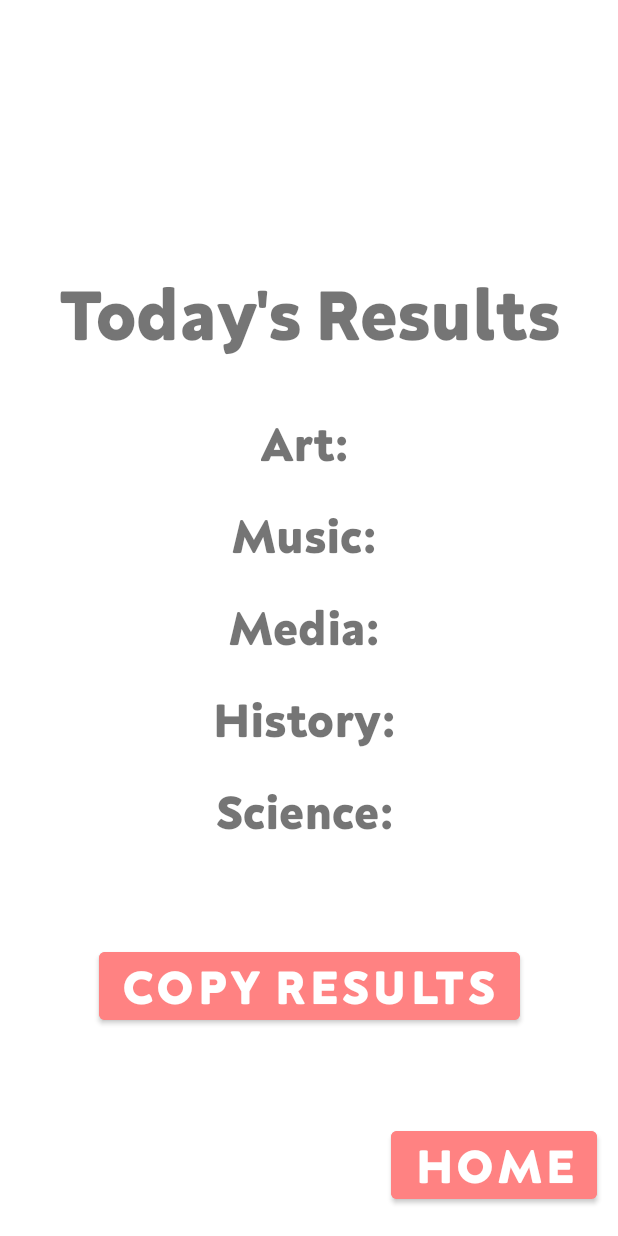
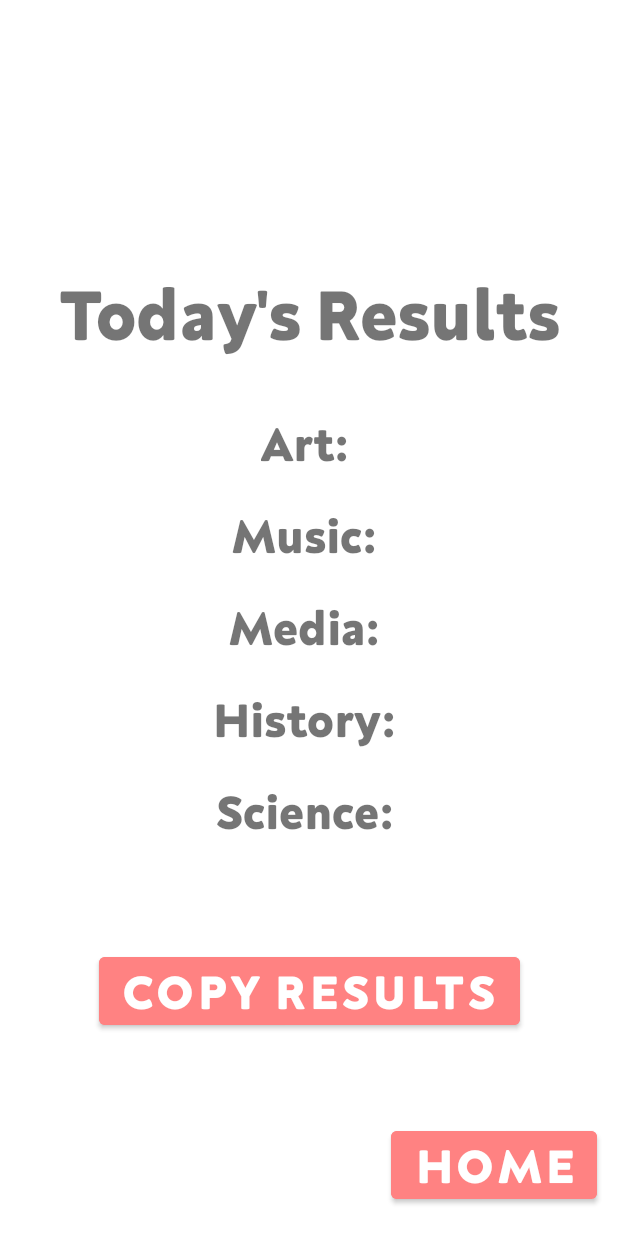
Before and after one commit to trendywalnut/SourSalesman, an Android app: the layout activity_results.xml on its own in the app's theme, with its tools: preview values and no code run, on a phone screen of 412 x 824 dp. Run offline under Robolectric (Android 15) with nearby library versions, the phone set to English and light mode, and no system bars.

Commit message:
adjusted some more constraints stuff

```diff
--- a/QuizApp/app/src/main/res/layout/activity_question1.xml
+++ b/QuizApp/app/src/main/res/layout/activity_question1.xml
@@ -44,16 +44,16 @@
         android:layout_width="364dp"
         android:layout_height="wrap_content"
         android:layout_marginStart="1dp"
+        android:contentDescription="Question text"
         android:fontFamily="@font/neufreit_extrabold"
         android:text="Who painted the Mona Lisa? "
         android:textSize="28sp"
         app:layout_constraintBottom_toTopOf="@+id/guideline3"
         app:layout_constraintEnd_toEndOf="parent"
-        app:layout_constraintHorizontal_bias="0.225"
+        app:layout_constraintHorizontal_bias="0.0"
         app:layout_constraintStart_toStartOf="@+id/guideline9"
         app:layout_constraintTop_toTopOf="@+id/guideline0"
-        app:layout_constraintVertical_bias="0.101"
-        android:contentDescription="Question text"/>
+        app:layout_constraintVertical_bias="0.101" />
 
     <Button
         android:id="@+id/next_button"
--- a/QuizApp/app/src/main/res/layout/activity_results.xml
+++ b/QuizApp/app/src/main/res/layout/activity_results.xml
@@ -35,32 +35,33 @@
         android:id="@+id/homeButton"
         android:layout_width="wrap_content"
         android:layout_height="wrap_content"
+        android:backgroundTint="#FF8282"
+        android:contentDescription="Home Button"
         android:fontFamily="@font/neufreit_extrabold"
         android:text="Home"
         android:textSize="32dp"
-        android:backgroundTint="#FF8282"
         app:layout_constraintBottom_toBottomOf="parent"
         app:layout_constraintEnd_toEndOf="parent"
         app:layout_constraintHorizontal_bias="0.95"
         app:layout_constraintStart_toStartOf="parent"
         app:layout_constraintTop_toTopOf="parent"
-        app:layout_constraintVertical_bias="0.976"
-        android:contentDescription="Home Button"/>
+        app:layout_constraintVertical_bias="0.976" />
 
     <Button
         android:id="@+id/copyButton"
         android:layout_width="wrap_content"
         android:layout_height="wrap_content"
+        android:layout_marginBottom="19dp"
+        android:backgroundTint="#FF8282"
+        android:contentDescription="Copy Results Button"
         android:fontFamily="@font/neufreit_extrabold"
         android:text="Copy results"
         android:textSize="32dp"
-        android:backgroundTint="#FF8282"
-        app:layout_constraintBottom_toBottomOf="parent"
+        app:layout_constraintBottom_toTopOf="@+id/homeButton"
         app:layout_constraintLeft_toLeftOf="parent"
         app:layout_constraintRight_toRightOf="parent"
-        app:layout_constraintTop_toTopOf="parent"
-        app:layout_constraintVertical_bias="0.82"
-        android:contentDescription="Copy Results Button"/>
+        app:layout_constraintTop_toBottomOf="@+id/question5"
+        app:layout_constraintVertical_bias="0.65" />
 
     <TextView
         android:id="@+id/question2"
```
